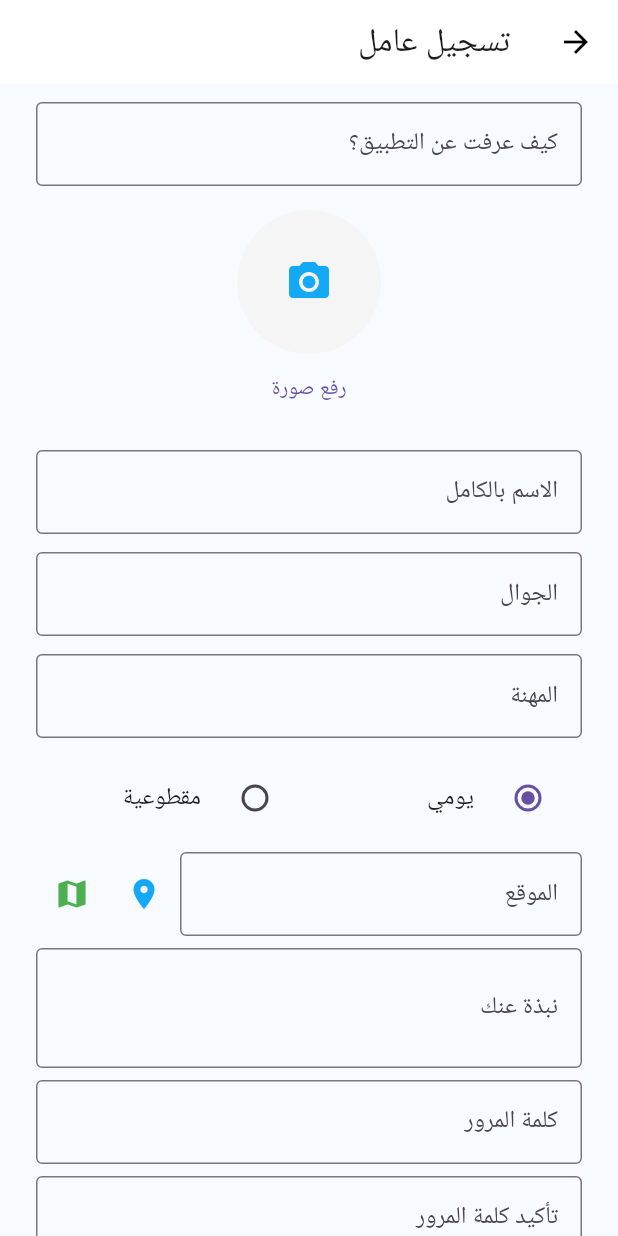
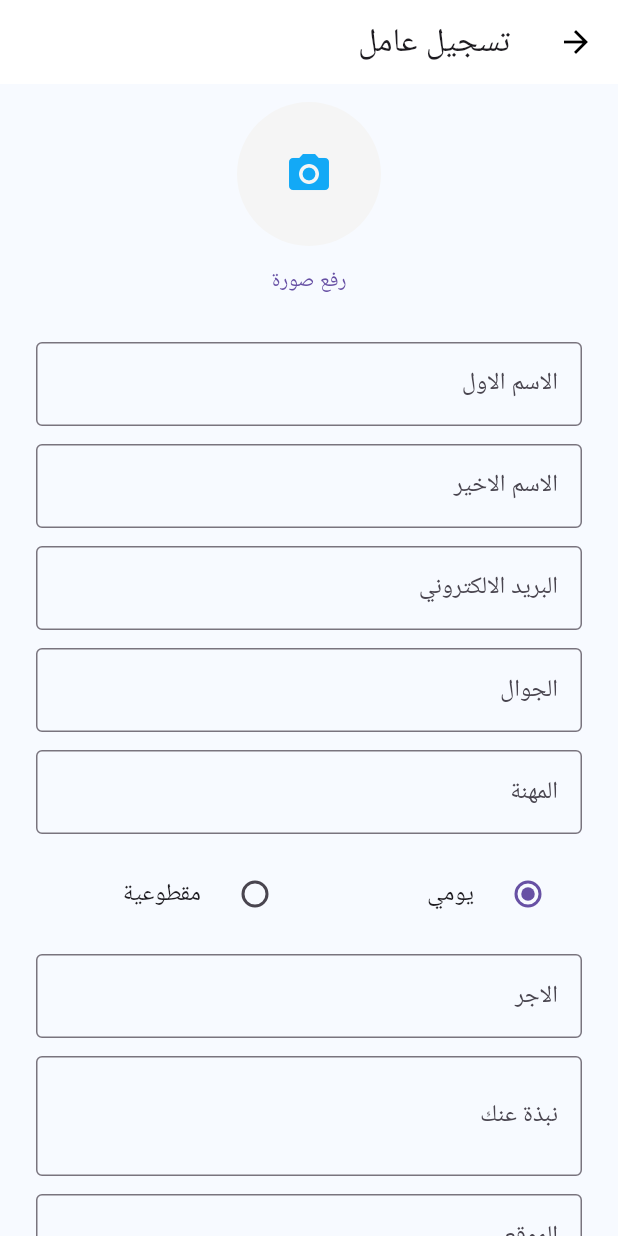
Before and after one commit to AhmedSaeed1234T/Maak-App, a Flutter app: the WorkerRegisterScreen screen opened by its route, on a phone screen of 412 x 824 dp. Run offline on Flutter 3.47's test engine with Material 3 defaults, Android fonts, the phone set to English and light mode, and no system bars; our stand-ins replace geocoding, geolocator, get_it, image_picker; network calls fail; Roboto replaces fonts that are missing (Cairo).

Commit message:
Added the login controller , and integrated successfully, and added the register controller, and worked with the user currently only

```diff
--- a/lib/helpers/ServiceLocator.dart
+++ b/lib/helpers/ServiceLocator.dart
@@ -1,3 +1,4 @@
+import 'package:abokamall/controllers/LoginController.dart';
 import 'package:abokamall/controllers/RegisterController.dart';
 import 'package:get_it/get_it.dart';
 
@@ -5,4 +6,5 @@ final getIt = GetIt.instance;
 
 void setupServiceLocator() {
   getIt.registerLazySingleton<RegisterController>(() => RegisterController());
+  getIt.registerLazySingleton<LoginController>(() => LoginController());
 }
--- /dev/null
+++ b/lib/models/RegisterClass.dart
@@ -0,0 +1,63 @@
+class RegisterUserDto {
+  String firstName;
+  String lastName;
+  String email;
+  String phoneNumber;
+  String password;
+  double lat; // for locationCoords
+  double lng; // for locationCoords
+  String userType;
+  String location;
+  String bio;
+  String providerType;
+  String? skill;
+  int? workerType; // 0 = daily, 1 = fixed
+  String? business;
+  String? owner;
+  double? pay;
+  String? specialization;
+  String? referralUserName;
+
+  RegisterUserDto({
+    required this.firstName,
+    required this.lastName,
+    required this.email,
+    required this.phoneNumber,
+    required this.password,
+    required this.lat,
+    required this.lng,
+    required this.userType,
+    required this.location,
+    required this.bio,
+    required this.providerType,
+    this.skill,
+    this.workerType,
+    this.business,
+    this.owner,
+    this.pay,
+    this.specialization,
+    this.referralUserName,
+  });
+
+  Map<String, dynamic> toJson() {
+    return {
+      "firstName": firstName,
+      "lastName": lastName,
+      "email": email,
+      "phoneNumber": phoneNumber,
+      "password": password,
+      "locationCoords": {"lat": lat, "lng": lng},
+      "userType": userType,
+      "location": location,
+      "bio": bio,
+      "providerType": providerType,
+      "skill": skill,
+      "workerType": workerType,
+      "business": business,
+      "owner": owner,
+      "pay": pay,
+      "specialization": specialization,
+      "referralUserName": referralUserName,
+    };
+  }
+}
--- a/lib/screens/worker_register_screen.dart
+++ b/lib/screens/worker_register_screen.dart
@@ -1,13 +1,12 @@
+import 'dart:io';
 import 'package:flutter/material.dart';
 import 'package:image_picker/image_picker.dart';
-import 'dart:io';
 import 'package:geolocator/geolocator.dart';
 import 'package:geocoding/geocoding.dart';
 import 'package:url_launcher/url_launcher.dart';
-import '../models/Worker.dart';
 import '../controllers/RegisterController.dart';
 import '../helpers/ServiceLocator.dart';
-import 'settings_screen.dart';
+import '../models/RegisterClass.dart';
 
 class WorkerRegisterScreen extends StatefulWidget {
   const WorkerRegisterScreen({super.key});
@@ -18,49 +17,32 @@ class WorkerRegisterScreen extends StatefulWidget {
 
 class _WorkerRegisterScreenState extends State<WorkerRegisterScreen> {
   final registerController = getIt<RegisterController>();
-  static Map<String, dynamic>? sessionWorkerData;
-  static File? sessionImage;
   File? _imageFile;
   final picker = ImagePicker();
 
   // Controllers
-  final _foundUsController = TextEditingController();
-  final _nameController = TextEditingController();
+  final _firstNameController = TextEditingController();
+  final _lastNameController = TextEditingController();
+  final _emailController = TextEditingController();
   final _mobileController = TextEditingController();
-  final _jobController = TextEditingController();
-  final _locationController = TextEditingController();
-  final _bioController = TextEditingController();
   final _passwordController = TextEditingController();
   final _confirmPasswordController = TextEditingController();
-  String salaryType = 'daily';
+  final _jobController = TextEditingController();
+  final _salaryController = TextEditingController();
+  final _bioController = TextEditingController();
+  final _locationController = TextEditingController();
 
-  @override
-  void initState() {
-    super.initState();
-    if (sessionWorkerData != null) {
-      _foundUsController.text = sessionWorkerData!['foundUs'] ?? '';
-      _nameController.text = sessionWorkerData!['name'] ?? '';
-      _mobileController.text = sessionWorkerData!['mobile'] ?? '';
-      _jobController.text = sessionWorkerData!['job'] ?? '';
-      salaryType = sessionWorkerData!['salaryType'] ?? 'daily';
-      _locationController.text = sessionWorkerData!['location'] ?? '';
-      _bioController.text = sessionWorkerData!['bio'] ?? '';
-      _passwordController.text = sessionWorkerData!['password'] ?? '';
-      _confirmPasswordController.text = sessionWorkerData!['password'] ?? '';
-    }
-    _imageFile = sessionImage;
-  }
+  String salaryType = 'daily'; // 'daily' -> 0, 'fixed' -> 1
 
+  // Pick image
   Future<void> _pickImage() async {
     final pickedFile = await picker.pickImage(source: ImageSource.gallery);
     if (pickedFile != null) {
-      setState(() {
-        _imageFile = File(pickedFile.path);
-        sessionImage = _imageFile;
-      });
+      setState(() => _imageFile = File(pickedFile.path));
     }
   }
 
+  // Get current location
   Future<void> _getCurrentLocation() async {
     bool serviceEnabled = await Geolocator.isLocationServiceEnabled();
     if (!serviceEnabled) {
@@ -69,6 +51,7 @@ class _WorkerRegisterScreenState extends State<WorkerRegisterScreen> {
       ).showSnackBar(const SnackBar(content: Text('قم بتفعيل خدمة الموقع')));
       return;
     }
+
     LocationPermission permission = await Geolocator.checkPermission();
     if (permission == LocationPermission.denied) {
       permission = await Geolocator.requestPermission();
@@ -79,73 +62,74 @@ class _WorkerRegisterScreenState extends State<WorkerRegisterScreen> {
         return;
       }
     }
+
     if (permission == LocationPermission.deniedForever) {
       ScaffoldMessenger.of(
         context,
       ).showSnackBar(const SnackBar(content: Text('إذن الموقع مرفوض دائمًا')));
       return;
     }
+
     Position pos = await Geolocator.getCurrentPosition();
     List<Placemark> placemarks = await placemarkFromCoordinates(
       pos.latitude,
       pos.longitude,
     );
+
     if (placemarks.isNotEmpty) {
       final place = placemarks.first;
       String address =
           '${place.country ?? ''} - ${place.administrativeArea ?? ''} - ${place.locality ?? ''} - ${place.street ?? ''}';
-      setState(() {
-        _locationController.text = address;
-      });
+      setState(() => _locationController.text = address);
     } else {
-      setState(() {
-        _locationController.text =
-            'Lat: ${pos.latitude}, Lon: ${pos.longitude}';
-      });
+      setState(
+        () => _locationController.text =
+            'Lat: ${pos.latitude}, Lon: ${pos.longitude}',
+      );
     }
   }
 
+  // Register worker
   Future<void> _registerWorker() async {
-    final worker = Worker(
-      '', // userName (can be empty for now)
-      _nameController.text,
-      '', // lastName (optional)
-      _mobileController.text, // using as email for now
-      _imageFile?.path ?? '',
-      _mobileController.text,
-      _passwordController.text,
-      _locationController.text,
-      _jobController.text,
-      _bioController.text,
-      salaryType == 'daily' ? 0 : 1, // pay example
-      _foundUsController.text,
-      true, // workerType example
-      0, // points
-      true, // isAvailable
-      null, // subscription
+    if (_passwordController.text != _confirmPasswordController.text) {
+      ScaffoldMessenger.of(
+        context,
+      ).showSnackBar(const SnackBar(content: Text('كلمات المرور غير متطابقة')));
+      return;
+    }
+
+    final worker = RegisterUserDto(
+      firstName: _firstNameController.text,
+      lastName: _lastNameController.text,
+      email: _emailController.text,
+      phoneNumber: _mobileController.text,
+      password: _passwordController.text,
+      location: _locationController.text,
+
+      lat: 30.0444,
+      lng: 31.2357,
+
+      userType: "SP", // Service Provider
+
+      providerType: "Worker",
+      skill: _jobController.text,
+      workerType: salaryType == 'daily' ? 0 : 1, // 0 = daily, 1 = fixed
+      pay: double.tryParse(_salaryController.text) ?? 0,
+      bio: _bioController.text,
     );
-
-    sessionWorkerData = {
-      'name': _nameController.text,
-      'mobile': _mobileController.text,
-      'job': _jobController.text,
-      'salaryType': salaryType,
-      'location': _locationController.text,
-      'bio': _bioController.text,
-      'password': _passwordController.text,
-      'foundUs': _foundUsController.text,
-    };
-    sessionImage = _imageFile;
-
-    sessionUser['name'] = _nameController.text;
-    sessionUser['phone'] = _mobileController.text;
-    sessionUser['job'] = _jobController.text;
-    sessionUser['address'] = _locationController.text;
-    sessionUser['accountType'] = 'worker';
-    sessionImage = _imageFile;
-
-    registerController.RegisterWorker(worker);
-    Navigator.pushReplacementNamed(context, '/login');
+    debugPrint(_jobController.text);
+    // Navigate to login after registration
+    if (await registerController.registerUser(worker) == true) {
+      ScaffoldMessenger.of(
+        context,
+      ).showSnackBar(SnackBar(content: Text("تم تسجيل بياناتك بنجاح")));
+      Navigator.pop(context);
+      Navigator.pop(context);
+    } else {
+      ScaffoldMessenger.of(
+        context,
+      ).showSnackBar(SnackBar(content: Text("حدث خطأ يرجي اعادة التسجيل")));
+    }
   }
 
   @override
@@ -162,14 +146,6 @@ class _WorkerRegisterScreenState extends State<WorkerRegisterScreen> {
         padding: const EdgeInsets.symmetric(horizontal: 24, vertical: 12),
         child: Column(
           children: [
-            TextFormField(
-              controller: _foundUsController,
-              decoration: const InputDecoration(
-                labelText: 'كيف عرفت عن التطبيق؟',
-                border: OutlineInputBorder(),
-              ),
-            ),
-            const SizedBox(height: 16),
             GestureDetector(
               onTap: _pickImage,
               child: CircleAvatar(
@@ -190,11 +166,28 @@ class _WorkerRegisterScreenState extends State<WorkerRegisterScreen> {
             TextButton(onPressed: _pickImage, child: const Text('رفع صورة')),
             const SizedBox(height: 16),
             TextFormField(
-              controller: _nameController,
+              controller: _firstNameController,
               decoration: const InputDecoration(
-                labelText: 'الاسم بالكامل',
+                labelText: 'الاسم الاول',
                 border: OutlineInputBorder(),
               ),
+            ),
+            const SizedBox(height: 12),
+            TextFormField(
+              controller: _lastNameController,
+              decoration: const InputDecoration(
+                labelText: 'الاسم الاخير',
+                border: OutlineInputBorder(),
+              ),
+            ),
+            const SizedBox(height: 12),
+            TextFormField(
+              controller: _emailController,
+              decoration: const InputDecoration(
+                labelText: 'البريد الالكتروني',
+                border: OutlineInputBorder(),
+              ),
+              keyboardType: TextInputType.emailAddress,
             ),
             const SizedBox(height: 12),
             TextFormField(
@@ -234,34 +227,16 @@ class _WorkerRegisterScreenState extends State<WorkerRegisterScreen> {
                 ),
               ],
             ),
-            const SizedBox(height: 8),
-            Row(
-              children: [
-                Expanded(
-                  child: TextFormField(
-                    controller: _locationController,
-                    decoration: const InputDecoration(
-                      labelText: 'الموقع',
-                      border: OutlineInputBorder(),
-                    ),
-                  ),
-                ),
-                IconButton(
-                  onPressed: _getCurrentLocation,
-                  icon: const Icon(Icons.location_on, color: Color(0xFF13A9F6)),
-                ),
-                IconButton(
-                  icon: const Icon(Icons.map, color: Colors.green),
-                  onPressed: () async {
-                    final query = Uri.encodeComponent(_locationController.text);
-                    final url =
-                        'https://www.google.com/maps/search/?api=1&query=$query';
-                    if (await canLaunch(url)) await launch(url);
-                  },
-                ),
-              ],
+            const SizedBox(height: 12),
+            TextFormField(
+              controller: _salaryController,
+              keyboardType: TextInputType.number,
+              decoration: const InputDecoration(
+                labelText: 'الاجر',
+                border: OutlineInputBorder(),
+              ),
             ),
-            const SizedBox(height: 8),
+            const SizedBox(height: 12),
             TextFormField(
               controller: _bioController,
               maxLines: 2,
@@ -270,7 +245,19 @@ class _WorkerRegisterScreenState extends State<WorkerRegisterScreen> {
                 border: OutlineInputBorder(),
               ),
             ),
-            const SizedBox(height: 8),
+            const SizedBox(height: 12),
+            TextFormField(
+              controller: _locationController,
+              decoration: const InputDecoration(
+                labelText: 'الموقع',
+                border: OutlineInputBorder(),
+              ),
+            ),
+            IconButton(
+              onPressed: _getCurrentLocation,
+              icon: const Icon(Icons.location_on, color: Color(0xFF13A9F6)),
+            ),
+            const SizedBox(height: 12),
             TextFormField(
               controller: _passwordController,
               obscureText: true,
@@ -279,7 +266,7 @@ class _WorkerRegisterScreenState extends State<WorkerRegisterScreen> {
                 border: OutlineInputBorder(),
               ),
             ),
-            const SizedBox(height: 8),
+            const SizedBox(height: 12),
             TextFormField(
               controller: _confirmPasswordController,
               obscureText: true,
@@ -299,19 +286,6 @@ class _WorkerRegisterScreenState extends State<WorkerRegisterScreen> {
                 child: const Text('حفظ'),
               ),
             ),
-            if (_imageFile != null)
-              Padding(
-                padding: const EdgeInsets.all(10),
-                child: ClipRRect(
-                  borderRadius: BorderRadius.circular(40),
-                  child: Image.file(
-                    _imageFile!,
-                    height: 80,
-                    width: 80,
-                    fit: BoxFit.cover,
-                  ),
-                ),
-              ),
           ],
         ),
       ),
```
Also changed, not shown: lib/controllers/LoginController.dart (added, +38 -0 lines), lib/controllers/RegisterController.dart (+16 -8 lines), lib/screens/login_screen.dart (+24 -4 lines), lib/screens/select_account_type_screen.dart (+30 -17 lines).
